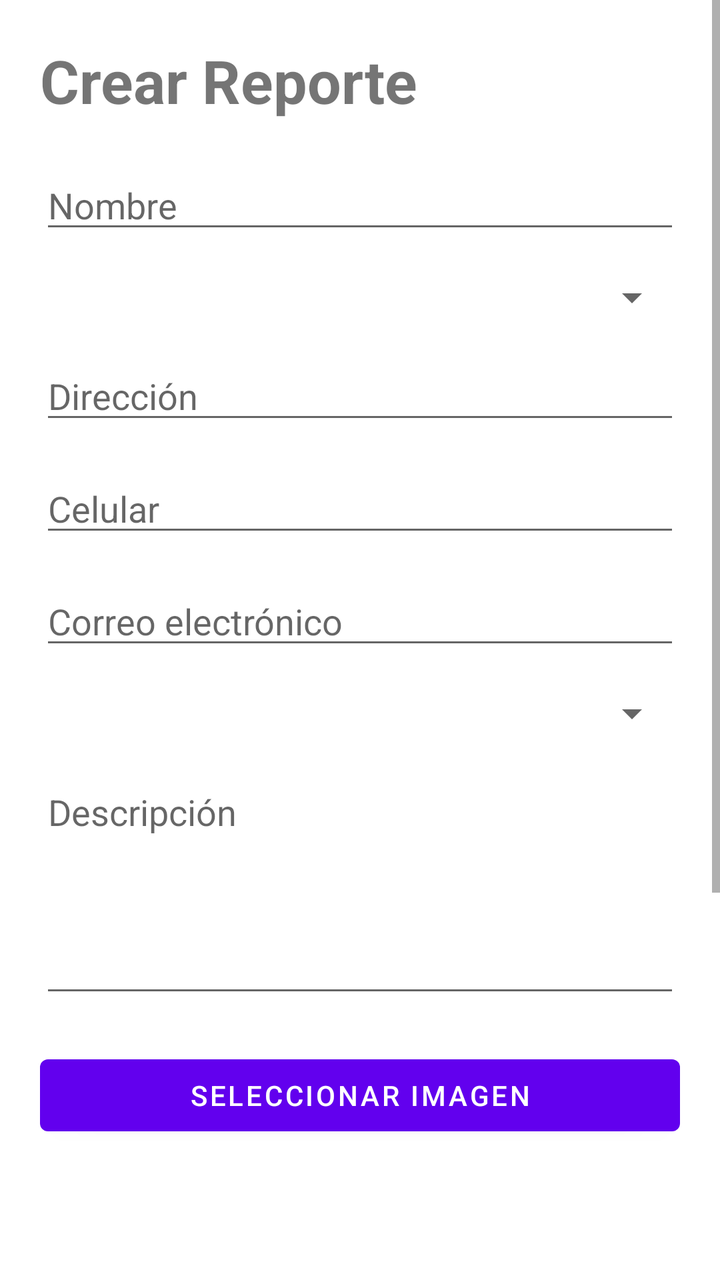
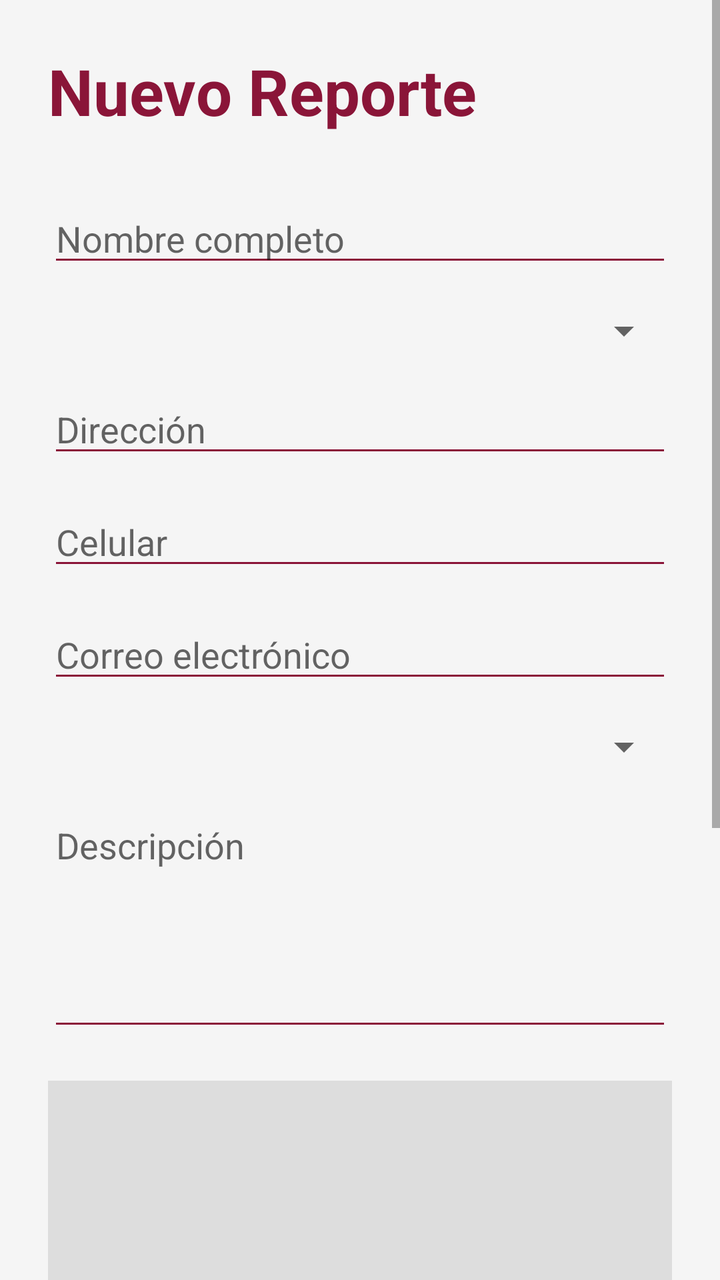

Compare the two renders of this Android layout. The source of the first and the diff that turns it into the second are given below.
<!-- AndroidManifest.xml: application theme Theme.AM_ReporteCiudadano -->
<!-- res/layout/activity_reporte.xml -->
<?xml version="1.0" encoding="utf-8"?>
<ScrollView xmlns:android="http://schemas.android.com/apk/res/android"
    android:layout_width="match_parent"
    android:layout_height="match_parent">

    <LinearLayout
        android:layout_width="match_parent"
        android:layout_height="wrap_content"
        android:orientation="vertical"
        android:padding="20dp">

        <TextView
            android:layout_width="wrap_content"
            android:layout_height="wrap_content"
            android:text="Crear Reporte"
            android:textSize="30sp"
            android:textStyle="bold"
            android:layout_marginBottom="20dp"/>

        <EditText
            android:id="@+id/etNombre"
            android:layout_width="match_parent"
            android:layout_height="wrap_content"
            android:hint="Nombre"
            android:layout_marginBottom="15dp"/>

        <Spinner
            android:id="@+id/spColonias"
            android:layout_width="match_parent"
            android:layout_height="wrap_content"
            android:layout_marginBottom="15dp"/>

        <EditText
            android:id="@+id/etDireccion"
            android:layout_width="match_parent"
            android:layout_height="wrap_content"
            android:hint="Dirección"
            android:layout_marginBottom="15dp"/>

        <EditText
            android:id="@+id/etCelular"
            android:layout_width="match_parent"
            android:layout_height="wrap_content"
            android:hint="Celular"
            android:inputType="phone"
            android:layout_marginBottom="15dp"/>

        <EditText
            android:id="@+id/etCorreo"
            android:layout_width="match_parent"
            android:layout_height="wrap_content"
            android:hint="Correo electrónico"
            android:inputType="textEmailAddress"
            android:layout_marginBottom="15dp"/>

        <Spinner
            android:id="@+id/spTipoReporte"
            android:layout_width="match_parent"
            android:layout_height="wrap_content"
            android:layout_marginBottom="15dp"/>

        <EditText
            android:id="@+id/etDescripcion"
            android:layout_width="match_parent"
            android:layout_height="120dp"
            android:hint="Descripción"
            android:gravity="top"
            android:inputType="textMultiLine"
            android:layout_marginBottom="20dp"/>

        <Button
            android:id="@+id/btnImagen"
            android:layout_width="match_parent"
            android:layout_height="wrap_content"
            android:text="Seleccionar Imagen"
            android:layout_marginBottom="15dp"/>

        <ImageView
            android:id="@+id/imgReporte"
            android:layout_width="match_parent"
            android:layout_height="200dp"
            android:scaleType="centerCrop"
            android:layout_marginBottom="15dp"/>

        <Button
            android:id="@+id/btnEnviar"
            android:layout_width="match_parent"
            android:layout_height="wrap_content"
            android:text="Enviar Reporte"/>

        <Button
            android:id="@+id/btnVolver"
            android:layout_width="match_parent"
            android:layout_height="wrap_content"
            android:text="Volver"/>

    </LinearLayout>

</ScrollView>
<!-- resources referenced by this layout -->
<resources>
  <style name="Theme.AM_ReporteCiudadano" parent="Theme.MaterialComponents.DayNight.DarkActionBar">
          
          <item name="colorPrimary">@color/purple_500</item>
          <item name="colorPrimaryVariant">@color/purple_700</item>
          <item name="colorOnPrimary">@color/white</item>
          
          <item name="colorSecondary">@color/teal_200</item>
          <item name="colorSecondaryVariant">@color/teal_700</item>
          <item name="colorOnSecondary">@color/black</item>
          
          <item name="android:statusBarColor">?attr/colorPrimaryVariant</item>
          
      </style>
  <color name="purple_500">#FF6200EE</color>
  <color name="purple_700">#FF3700B3</color>
  <color name="white">#FFFFFFFF</color>
  <color name="teal_200">#FF03DAC5</color>
  <color name="teal_700">#FF018786</color>
  <color name="black">#FF000000</color>
</resources>

<!-- the commit's change to res/layout/activity_reporte.xml (unified diff, before → after) -->
@@ -1,27 +1,30 @@
 <?xml version="1.0" encoding="utf-8"?>
 <ScrollView xmlns:android="http://schemas.android.com/apk/res/android"
     android:layout_width="match_parent"
-    android:layout_height="match_parent">
+    android:layout_height="match_parent"
+    android:background="#F5F5F5">
 
     <LinearLayout
         android:layout_width="match_parent"
         android:layout_height="wrap_content"
         android:orientation="vertical"
-        android:padding="20dp">
+        android:padding="24dp">
 
         <TextView
             android:layout_width="wrap_content"
             android:layout_height="wrap_content"
-            android:text="Crear Reporte"
-            android:textSize="30sp"
+            android:text="Nuevo Reporte"
+            android:textColor="#8A1538"
+            android:textSize="32sp"
             android:textStyle="bold"
-            android:layout_marginBottom="20dp"/>
+            android:layout_marginBottom="30dp"/>
 
         <EditText
             android:id="@+id/etNombre"
             android:layout_width="match_parent"
             android:layout_height="wrap_content"
-            android:hint="Nombre"
+            android:hint="Nombre completo"
+            android:backgroundTint="#8A1538"
             android:layout_marginBottom="15dp"/>
 
         <Spinner
@@ -35,6 +38,7 @@
             android:layout_width="match_parent"
             android:layout_height="wrap_content"
             android:hint="Dirección"
+            android:backgroundTint="#8A1538"
             android:layout_marginBottom="15dp"/>
 
         <EditText
@@ -43,6 +47,7 @@
             android:layout_height="wrap_content"
             android:hint="Celular"
             android:inputType="phone"
+            android:backgroundTint="#8A1538"
             android:layout_marginBottom="15dp"/>
 
         <EditText
@@ -51,6 +56,7 @@
             android:layout_height="wrap_content"
             android:hint="Correo electrónico"
             android:inputType="textEmailAddress"
+            android:backgroundTint="#8A1538"
             android:layout_marginBottom="15dp"/>
 
         <Spinner
@@ -65,34 +71,48 @@
             android:layout_height="120dp"
             android:hint="Descripción"
             android:gravity="top"
-            android:inputType="textMultiLine"
+            android:backgroundTint="#8A1538"
             android:layout_marginBottom="20dp"/>
-
-        <Button
-            android:id="@+id/btnImagen"
-            android:layout_width="match_parent"
-            android:layout_height="wrap_content"
-            android:text="Seleccionar Imagen"
-            android:layout_marginBottom="15dp"/>
 
         <ImageView
             android:id="@+id/imgReporte"
             android:layout_width="match_parent"
             android:layout_height="200dp"
             android:scaleType="centerCrop"
+            android:background="#DDDDDD"
+            android:layout_marginBottom="15dp"/>
+
+        <Button
+            android:id="@+id/btnImagen"
+            android:layout_width="match_parent"
+            android:layout_height="60dp"
+            android:text="Seleccionar Imagen"
+            android:textColor="#FFFFFF"
+            android:textStyle="bold"
+            android:textAllCaps="false"
+            android:backgroundTint="#C2185B"
             android:layout_marginBottom="15dp"/>
 
         <Button
             android:id="@+id/btnEnviar"
             android:layout_width="match_parent"
-            android:layout_height="wrap_content"
-            android:text="Enviar Reporte"/>
+            android:layout_height="60dp"
+            android:text="Enviar Reporte"
+            android:textColor="#FFFFFF"
+            android:textStyle="bold"
+            android:textAllCaps="false"
+            android:backgroundTint="#8A1538"
+            android:layout_marginBottom="15dp"/>
 
         <Button
             android:id="@+id/btnVolver"
             android:layout_width="match_parent"
-            android:layout_height="wrap_content"
-            android:text="Volver"/>
+            android:layout_height="60dp"
+            android:text="Volver"
+            android:textColor="#FFFFFF"
+            android:textStyle="bold"
+            android:textAllCaps="false"
+            android:backgroundTint="#616161"/>
 
     </LinearLayout>
 
